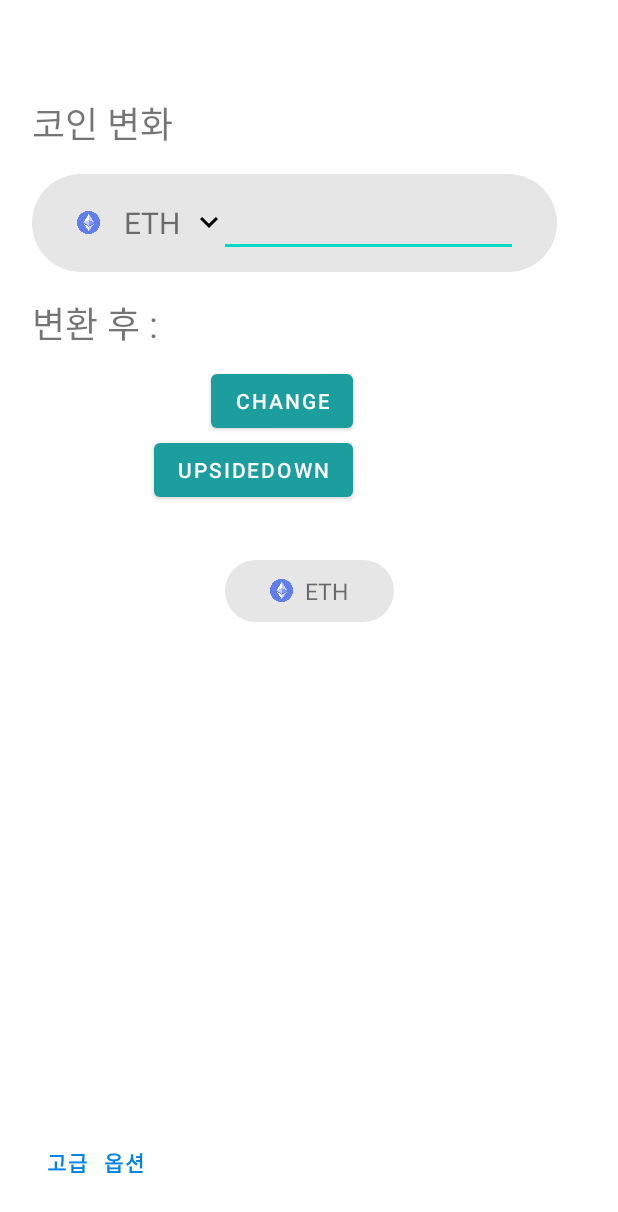
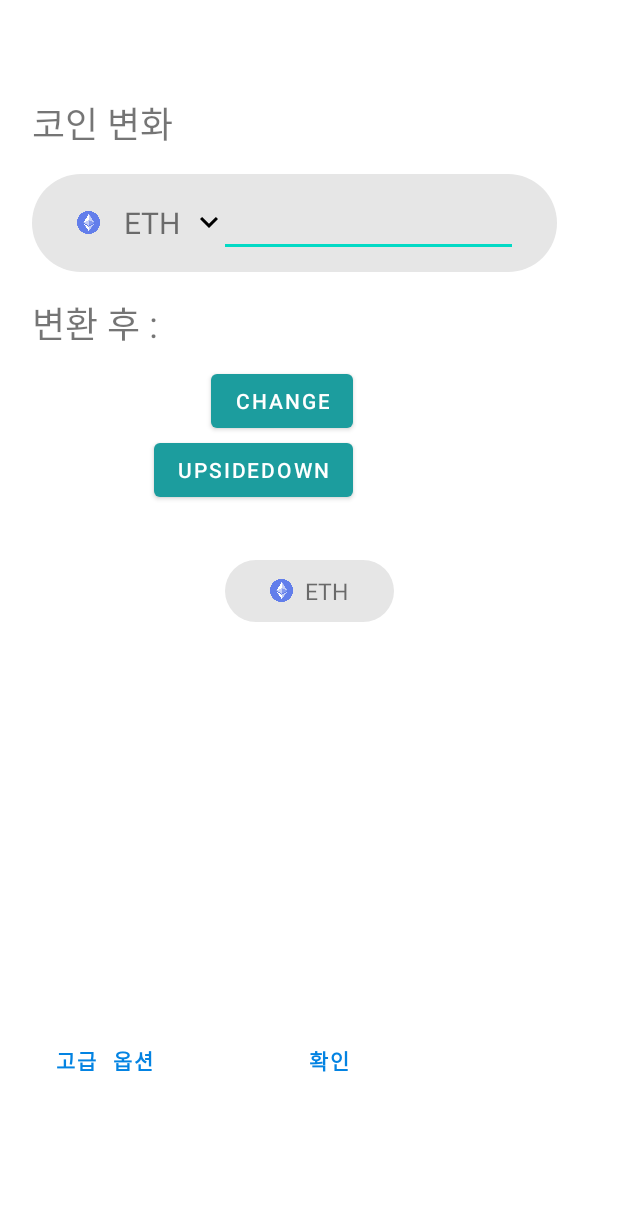
Before and after one commit to WrappingorNot/MetaMask, an Android app: the SwapActivity screen opened directly, with no data from a screen before it, on a phone screen of 412 x 824 dp. Shown: the top 1212 px of the screen. Run offline under Robolectric (Android 15) with nearby library versions, the phone set to English and light mode, and no system bars.

Commit message:
Swap 작업중_ 고급 옵션 버튼 추가

```diff
--- a/app/src/main/java/com/example/metamask/SwapActivity.kt
+++ b/app/src/main/java/com/example/metamask/SwapActivity.kt
@@ -125,6 +125,12 @@ class SwapActivity : AppCompatActivity() {
 
 
         })
+        //옵션 다이얼로그
+        binding.optionBtn.setOnClickListener(View.OnClickListener {
+            val bottomdialog = BtmOptionDialog()
+
+            bottomdialog.show(supportFragmentManager, bottomdialog.tag)
+        })
 
         //검색기능
         val searchview = bottomdialog.view?.findViewById<SearchView>(R.id.search_view)
--- a/app/src/main/res/layout/activity_swap.xml
+++ b/app/src/main/res/layout/activity_swap.xml
@@ -126,9 +126,10 @@
     </FrameLayout>
 
     <com.google.android.material.button.MaterialButton
+        android:id="@+id/optionBtn"
         android:layout_width="wrap_content"
         android:layout_height="wrap_content"
-        android:layout_marginTop="336dp"
+        android:layout_marginTop="268dp"
         android:background="#00FFFFFF"
         android:fontFamily="monospace"
         android:text="고급 옵션"
@@ -139,9 +140,28 @@
         app:cornerRadius="20dp"
         app:iconTint="#FFFFFF"
         app:layout_constraintEnd_toEndOf="parent"
-        app:layout_constraintHorizontal_bias="0.049"
+        app:layout_constraintHorizontal_bias="0.067"
         app:layout_constraintStart_toStartOf="parent"
         app:layout_constraintTop_toBottomOf="@+id/frameLayout2"
         app:rippleColor="#FFFFFF" />
 
+    <com.google.android.material.button.MaterialButton
+        android:layout_width="wrap_content"
+        android:layout_height="wrap_content"
+        android:layout_marginTop="268dp"
+        android:background="#00FFFFFF"
+        android:fontFamily="monospace"
+        android:text="확인"
+        android:textAlignment="center"
+        android:textColor="#0383E2"
+        android:textStyle="bold"
+        app:backgroundTint="#009F7575"
+        app:cornerRadius="20dp"
+        app:iconTint="#FFFFFF"
+        app:layout_constraintEnd_toEndOf="@+id/frameLayout2"
+        app:layout_constraintHorizontal_bias="1.0"
+        app:layout_constraintStart_toEndOf="@+id/materialButton"
+        app:layout_constraintTop_toBottomOf="@+id/frameLayout2"
+        app:rippleColor="#FFFFFF" />
+
 </androidx.constraintlayout.widget.ConstraintLayout>
```
Also changed, not shown: app/src/main/java/com/example/metamask/BtmOptionDialog.kt (added, +35 -0 lines), app/src/main/res/layout/option_bottom.xml (added, +107 -0 lines).
